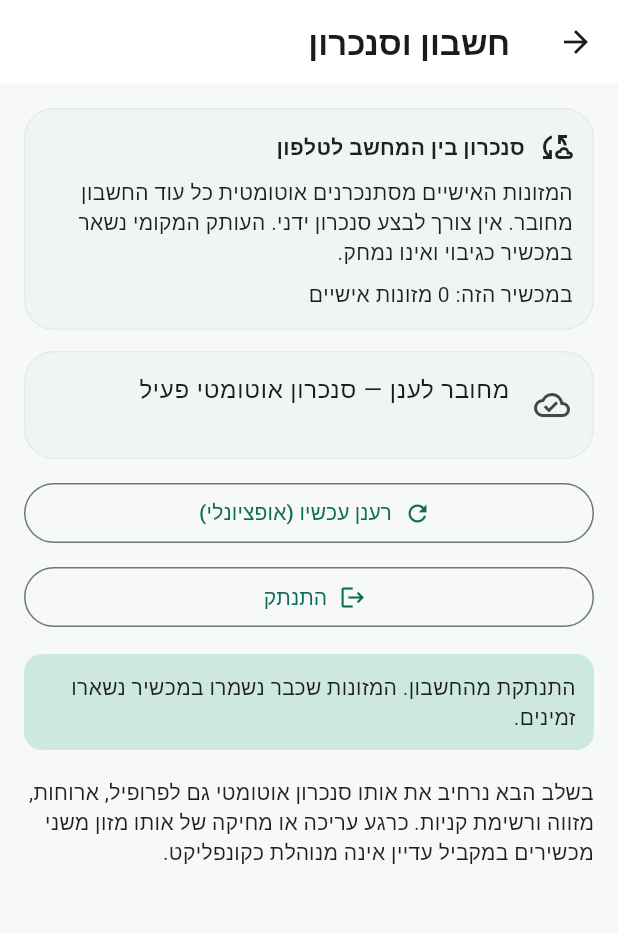
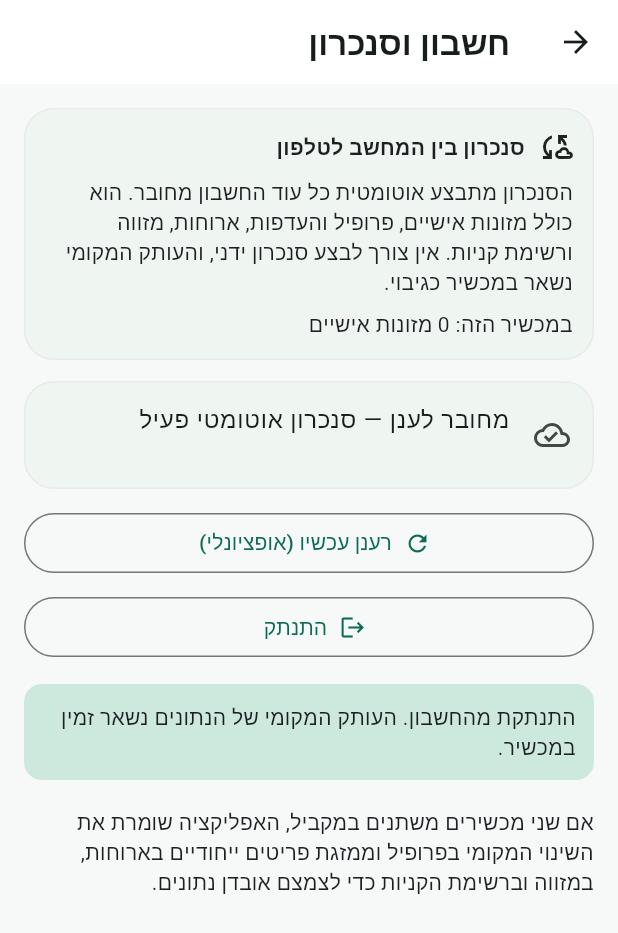
Before and after one commit to shmulik33-star/healthy-lifestyle-app, a Flutter app: the CloudSyncScreen screen opened directly with empty values, after a tap on "התנתק", on a phone screen of 412 x 824 dp. Shown: the top 933 px of the screen. Run offline on Flutter 3.47's test engine with Material 3 defaults, Android fonts, the phone set to English and light mode, and no system bars; our stand-ins replace image_picker, shared_preferences, supabase_flutter; accounts and stored records are empty.

Commit message:
Cloud sync: show full automatic sync scope

```diff
--- a/lib/features/profile/cloud_sync_screen.dart
+++ b/lib/features/profile/cloud_sync_screen.dart
@@ -123,12 +123,18 @@ class _CloudSyncScreenState extends State<CloudSyncScreen> {
       });
 
   Future<void> _sync({bool showSignedInMessage = false}) async {
-    final result = await CloudSyncService.syncCustomFoods(widget.state);
+    final result = await CloudSyncService.syncAllNow(widget.state);
     if (!mounted) return;
     final prefix = showSignedInMessage ? 'התחברת בהצלחה. ' : '';
+    final stateNote = result.stateMerged
+        ? ' הנתונים האישיים מוזגו בין המכשירים.'
+        : result.stateDownloaded
+            ? ' הנתונים האישיים עודכנו מהענן.'
+            : result.stateUploaded
+                ? ' הנתונים האישיים נשמרו בענן.'
+                : ' הנתונים האישיים כבר מעודכנים.';
     _setMessage(
-      '$prefixהסנכרון הושלם: ${result.uploaded} הועלו, '
-      '${result.downloaded} הורדו, ובסך הכול ${result.total} מזונות אישיים מסונכרנים.',
+      '$prefixהסנכרון הושלם. מזונות אישיים: ${result.foods.total} מסונכרנים.$stateNote',
     );
     setState(() {});
   }
@@ -138,7 +144,7 @@ class _CloudSyncScreenState extends State<CloudSyncScreen> {
   Future<void> _signOut() => _runBusy(() async {
         await CloudSyncService.signOut();
         _setMessage(
-          'התנתקת מהחשבון. המזונות שכבר נשמרו במכשיר נשארו זמינים.',
+          'התנתקת מהחשבון. העותק המקומי של הנתונים נשאר זמין במכשיר.',
         );
         setState(() {});
       });
@@ -171,8 +177,9 @@ class _CloudSyncScreenState extends State<CloudSyncScreen> {
                   ),
                   const SizedBox(height: 8),
                   const Text(
-                    'המזונות האישיים מסתנכרנים אוטומטית כל עוד החשבון מחובר. '
-                    'אין צורך לבצע סנכרון ידני. העותק המקומי נשאר במכשיר כגיבוי ואינו נמחק.',
+                    'הסנכרון מתבצע אוטומטית כל עוד החשבון מחובר. '
+                    'הוא כולל מזונות אישיים, פרופיל והעדפות, ארוחות, מזווה ורשימת קניות. '
+                    'אין צורך לבצע סנכרון ידני, והעותק המקומי נשאר במכשיר כגיבוי.',
                   ),
                   const SizedBox(height: 8),
                   Text('במכשיר הזה: ${widget.state.customFoods.length} מזונות אישיים'),
@@ -257,8 +264,8 @@ class _CloudSyncScreenState extends State<CloudSyncScreen> {
           ],
           const SizedBox(height: 18),
           const Text(
-            'בשלב הבא נרחיב את אותו סנכרון אוטומטי גם לפרופיל, ארוחות, מזווה ורשימת קניות. '
-            'כרגע עריכה או מחיקה של אותו מזון משני מכשירים במקביל עדיין אינה מנוהלת כקונפליקט.',
+            'אם שני מכשירים משתנים במקביל, האפליקציה שומרת את השינוי המקומי בפרופיל '
+            'וממזגת פריטים ייחודיים בארוחות, במזווה וברשימת הקניות כדי לצמצם אובדן נתונים.',
           ),
         ],
       ),
```
